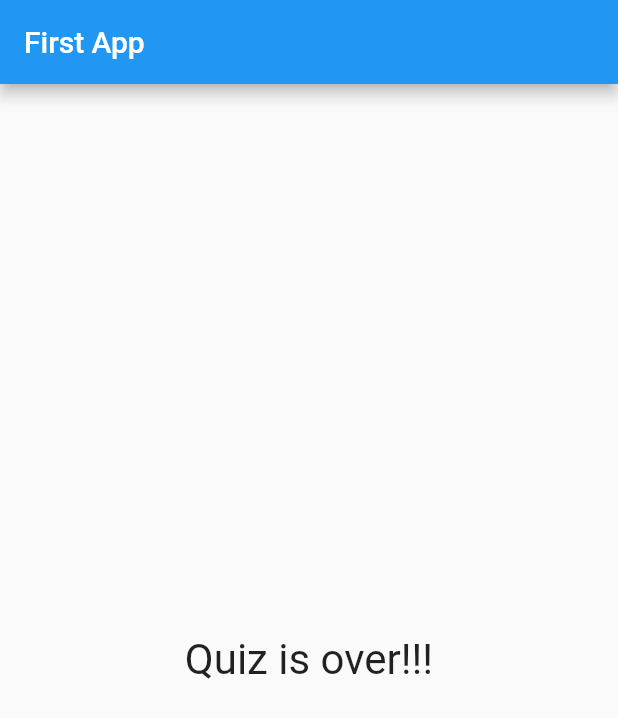
After one commit to shahsanket2107/flutter_quiz_app, a Flutter app: the screen it shows after launch, after a tap on "Indian", after a tap on "Red", after a tap on "Other", on a phone screen of 412 x 824 dp. The commit adds this screen. Shown: the top 718 px of the screen. Run offline on Flutter 3.47's test engine with Material 2 defaults, Android fonts, the phone set to English and light mode, and no system bars.

Commit message:
Splitting app into widgets for cleaner code

```diff
--- a/lib/main.dart
+++ b/lib/main.dart
@@ -2,6 +2,8 @@ import 'package:flutter/material.dart';
 
 import './question.dart';
 import './answer.dart';
+import './quiz.dart';
+import './result.dart';
 
 void main() => runApp(MyApp());
 
@@ -11,7 +13,7 @@ class MyApp extends StatefulWidget {
 }
 
 class _MyAppState extends State<MyApp> {
-  final questions = const [
+  final _questions = const [
     {
       "questionText": "What is your nationality?",
       "answers": ["Indian", "Pakistani", "Chinese", "American"],
@@ -34,7 +36,7 @@ class _MyAppState extends State<MyApp> {
     setState(() {
       questionIndex += 1;
     });
-    if (questionIndex < questions.length) {
+    if (questionIndex < _questions.length) {
       print("More questions are left");
     } else {
       print("No more questions left");
@@ -49,21 +51,13 @@ class _MyAppState extends State<MyApp> {
           appBar: AppBar(
             title: Text('First App'),
           ),
-          body: questionIndex < questions.length
-              ? Column(
-                  children: [
-                    Question(questions[questionIndex]['questionText']),
-                    ...(questions[questionIndex]['answers'] as List<String>)
-                        .map((answer) {
-                      print(answer);
-                      return Answer(answerQuestion, answer);
-                    })
-                  ],
+          body: questionIndex < _questions.length
+              ? Quiz(
+                  answerQuestion: answerQuestion,
+                  questionIndex: questionIndex,
+                  questions: _questions,
                 )
-              : Center(
-                  child:
-                      Text("Quiz is over!!!", style: TextStyle(fontSize: 28)),
-                )),
+              : Result()),
     );
   }
 }
--- /dev/null
+++ b/lib/quiz.dart
@@ -0,0 +1,28 @@
+import 'package:flutter/material.dart';
+
+import './answer.dart';
+import './question.dart';
+
+class Quiz extends StatelessWidget {
+  final List<Map<String, Object>> questions;
+  final int questionIndex;
+  final Function answerQuestion;
+
+  Quiz({
+    @required this.questions,
+    @required this.answerQuestion,
+    @required this.questionIndex,
+  });
+  @override
+  Widget build(BuildContext context) {
+    return Column(
+      children: [
+        Question(questions[questionIndex]['questionText']),
+        ...(questions[questionIndex]['answers'] as List<String>).map((answer) {
+          print(answer);
+          return Answer(answerQuestion, answer);
+        }).toList()
+      ],
+    );
+  }
+}
--- /dev/null
+++ b/lib/result.dart
@@ -0,0 +1,10 @@
+import 'package:flutter/material.dart';
+
+class Result extends StatelessWidget {
+  @override
+  Widget build(BuildContext context) {
+    return Center(
+      child: Text("Quiz is over!!!", style: TextStyle(fontSize: 28)),
+    );
+  }
+}
```
